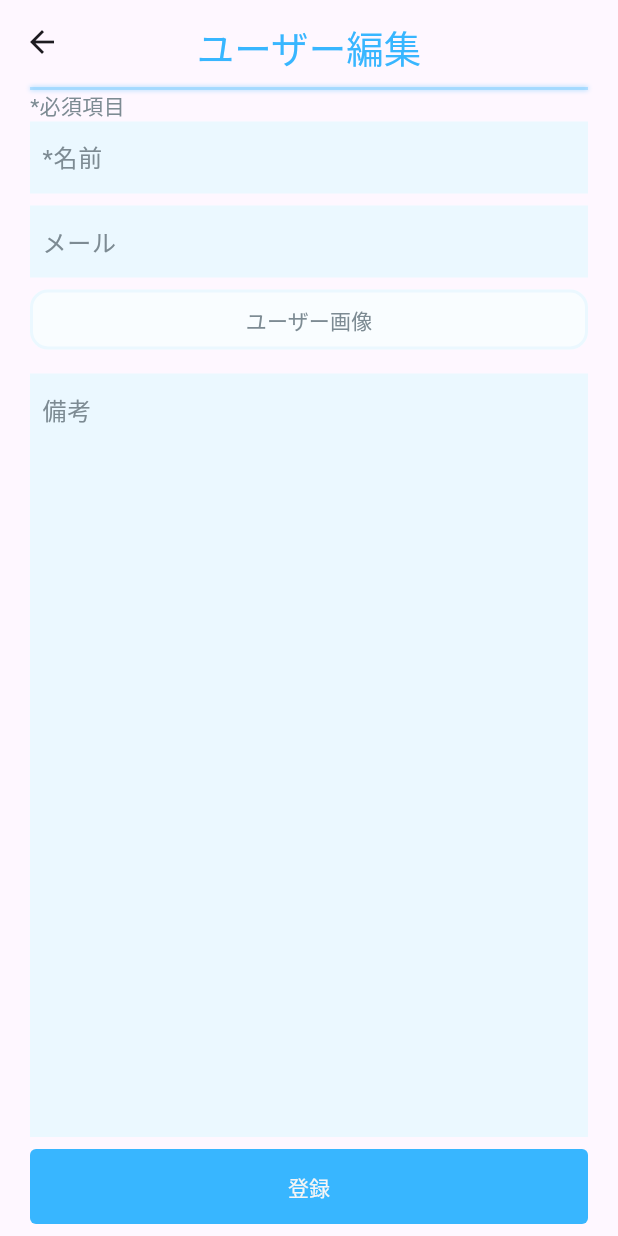
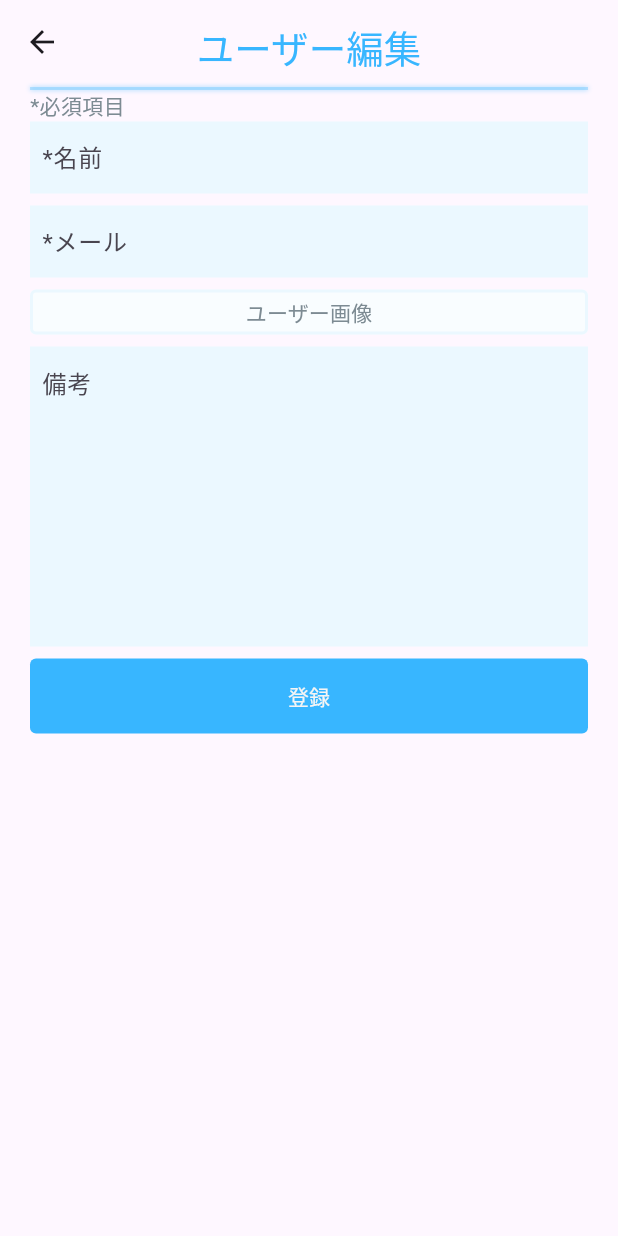
Before and after one commit to miz8462/kimikoe, a Flutter app: the EditUserScreen screen opened directly, on a phone screen of 412 x 824 dp. Run offline on Flutter 3.47's test engine with Material 3 defaults, Android fonts, the phone set to English and light mode, and no system bars; our stand-ins replace flutter_colorpicker, flutter_datetime_picker_plus, flutter_dotenv, flutter_riverpod, flutter_svg, gap and 4 more; accounts and stored records are empty; project files that could hold a hidden picture were left out.

Commit message:
ユーザー情報のアップデート実装

```diff
--- a/lib/models/user.dart
+++ b/lib/models/user.dart
@@ -1,13 +1,15 @@
-class User {
-  const User({
+import 'package:kimikoe_app/config/config.dart';
+
+class UserProfile {
+  const UserProfile({
     required this.name,
-    this.email,
-    this.imageUrl='d',
-    this.comment,
+    required this.email,
+    this.imageUrl = defaultPathNoImage,
+    this.comment = '',
   });
 
   final String name;
-  final String? email;
+  final String email;
   final String imageUrl;
-  final String? comment;
+  final String comment;
 }
--- a/lib/router/router.dart
+++ b/lib/router/router.dart
@@ -3,6 +3,7 @@
 import 'package:flutter/material.dart';
 import 'package:go_router/go_router.dart';
 import 'package:kimikoe_app/main.dart';
+import 'package:kimikoe_app/models/user.dart';
 import 'package:kimikoe_app/router/routing_path.dart';
 import 'package:kimikoe_app/screens/appbar/bottom_bar.dart';
 import 'package:kimikoe_app/screens/idol_group.dart';
@@ -140,8 +141,9 @@ final router = GoRouter(
                   path: RoutingPath.editUser,
                   name: RoutingPath.editUser,
                   pageBuilder: (context, state) {
+                    final user = state.extra as UserProfile;
                     return MaterialPage(
-                      child: EditUserScreen(),
+                      child: EditUserScreen(user: user),
                       key: state.pageKey,
                     );
                   },
--- a/lib/screens/post/edit_user.dart
+++ b/lib/screens/post/edit_user.dart
@@ -1,25 +1,102 @@
+import 'dart:io';
+
 import 'package:flutter/material.dart';
 import 'package:gap/gap.dart';
 import 'package:go_router/go_router.dart';
 import 'package:kimikoe_app/config/config.dart';
 import 'package:kimikoe_app/main.dart';
+import 'package:kimikoe_app/models/user.dart';
 import 'package:kimikoe_app/router/routing_path.dart';
 import 'package:kimikoe_app/screens/appbar/top_bar.dart';
+import 'package:kimikoe_app/utils/create_image_name_with_jpg.dart';
+import 'package:kimikoe_app/utils/validator/validator.dart';
+import 'package:kimikoe_app/widgets/buttons/image_input_button.dart';
 import 'package:kimikoe_app/widgets/buttons/styled_button.dart';
+import 'package:kimikoe_app/widgets/forms/expanded_text_form.dart';
+import 'package:kimikoe_app/widgets/forms/text_input_form.dart';
 
 class EditUserScreen extends StatefulWidget {
-  const EditUserScreen({super.key});
+  const EditUserScreen({
+    super.key,
+    this.user,
+  });
+  final UserProfile? user;
 
   @override
   State<EditUserScreen> createState() => _EditUserScreenState();
 }
 
 class _EditUserScreenState extends State<EditUserScreen> {
+  final _formKey = GlobalKey<FormState>();
+
+  var _enteredUserName = '';
+  var _enteredEmailAddress = '';
+  File? _selectedImage;
+  var _enteredComment = '';
+
   var _isSending = false;
+
+  String? _nameValidator(String? value) {
+    return textInputValidator(value, '名前');
+  }
+
+  // todo: ちゃんとメール用のValidatorを作る
+  String? _emailValidator(String? value) {
+    return textInputValidator(value, 'メール');
+  }
+
+  void _updateUserProfile() async {
+    setState(() {
+      _isSending = true;
+    });
+
+    if (_formKey.currentState!.validate()) {
+      _formKey.currentState!.save();
+    } else {
+      setState(() {
+        _isSending = false;
+      });
+      return;
+    }
+
+    // e.g. /aaa/bbb/ccc/image.png
+    final imagePathWithCreatedAtJPG = createImageNameWithJPG(_selectedImage);
+
+    final userId = supabase.auth.currentUser!.id;
+
+    await supabase.from('profiles').update({
+      'username': _enteredUserName,
+      'email': _enteredEmailAddress,
+      'image_url': _selectedImage == null
+          ? defaultPathNoImage
+          : imagePathWithCreatedAtJPG,
+      'comment': _enteredComment,
+    }).eq(
+      'id',
+      userId,
+    );
+
+    if (_selectedImage != null) {
+      await supabase.storage
+          .from('images')
+          .upload(imagePathWithCreatedAtJPG!, _selectedImage!);
+    }
+
+    setState(() {
+      _isSending = false;
+    });
+
+    if (!mounted) {
+      return;
+    }
+
+    context.pushReplacement('/group_list');
+  }
 
   @override
   Widget build(BuildContext context) {
     final currentUser = supabase.auth.currentUser;
+    final user = widget.user;
     if (currentUser == null) {
       //buildが終わる前に画面遷移をしようとするとエラーになるので
       //buildが終わった後に画面遷移を実行
@@ -27,12 +104,13 @@ class _EditUserScreenState extends State<EditUserScreen> {
         context.go(RoutingPath.signIn);
       });
     }
-    final userData = currentUser!.userMetadata;
-    print(userData);
+
     return Scaffold(
       appBar: TopBar(title: 'ユーザー編集'),
       body: Padding(
         padding: screenPadding,
+        child: Form(
+          key: _formKey,
           child: Column(
             crossAxisAlignment: CrossAxisAlignment.start,
             children: [
@@ -40,81 +118,47 @@ class _EditUserScreenState extends State<EditUserScreen> {
                 '*必須項目',
                 style: TextStyle(color: textGray),
               ),
-            Container(
-              color: backgroundLightBlue,
-              child: TextFormField(
-                decoration: const InputDecoration(
-                  border: InputBorder.none,
-                  hintText: '*名前',
-                  hintStyle: TextStyle(color: textGray),
-                  contentPadding: EdgeInsets.only(left: spaceWidthS),
-                ),
-                controller: TextEditingController(),
-              ),
+              InputForm(
+                initialValue: user?.name,
+                label: '*名前',
+                validator: _nameValidator,
+                onSaved: (value) {
+                  _enteredUserName = value!;
+                },
               ),
               const Gap(spaceWidthS),
-            Container(
-              color: backgroundLightBlue,
-              child: TextFormField(
-                decoration: const InputDecoration(
-                  border: InputBorder.none,
-                  hintText: 'メール',
-                  hintStyle: TextStyle(color: textGray),
-                  contentPadding: EdgeInsets.only(left: spaceWidthS),
-                ),
-                controller: TextEditingController(),
-              ),
+              InputForm(
+                initialValue: user?.email,
+                label: '*メール',
+                validator: _emailValidator,
+                onSaved: (value) {
+                  _enteredEmailAddress = value!;
+                },
               ),
               const Gap(spaceWidthS),
-
-            SizedBox(
-              height: 40,
-              child: OutlinedButton(
-                onPressed: () {},
-                style: OutlinedButton.styleFrom(
-                  backgroundColor: backgroundWhite,
-                  shape: RoundedRectangleBorder(
-                    borderRadius: borderRadius8,
+              ImageInput(
+                onPickImage: (image) {
+                  _selectedImage = image;
+                },
+                label: 'ユーザー画像',
               ),
-                  side: const BorderSide(
-                      color: backgroundLightBlue, width: borderWidth),
-                  fixedSize: const Size.fromWidth(double.maxFinite),
-                ),
-                child: const Text(
-                  'ユーザー画像',
-                  style: TextStyle(
-                    color: textGray,
-                  ),
-                ),
-              ),
-            ),
-            const Gap(spaceWidthS),
 
               const Gap(spaceWidthS),
               // 備考欄
-            Expanded(
-              child: Container(
-                color: backgroundLightBlue,
-                child: TextFormField(
-                  decoration: const InputDecoration(
-                    border: InputBorder.none,
-                    hintText: '備考',
-                    hintStyle: TextStyle(
-                      color: textGray,
-                      height: 0,
-                    ),
-                    contentPadding: EdgeInsets.only(left: spaceWidthS),
-                  ),
-                  controller: TextEditingController(),
-                  maxLines: null,
-                ),
-              ),
+              ExpandedTextForm(
+                initialValue: user?.comment,
+                onTextChanged: (value) {
+                  setState(() {
+                    _enteredComment = value!;
+                  });
+                },
+                label: '備考',
               ),
               const Gap(spaceWidthS),
               // 登録ボタン
               StyledButton(
                 '登録',
-              onPressed: () => context.push(RoutingPath.userDetails),
+                onPressed: _isSending ? null : _updateUserProfile,
                 isSending: _isSending,
                 buttonSize: buttonL,
               ),
@@ -122,6 +166,7 @@ class _EditUserScreenState extends State<EditUserScreen> {
             ],
           ),
         ),
+      ),
     );
   }
 }
--- a/lib/widgets/forms/expanded_text_form.dart
+++ b/lib/widgets/forms/expanded_text_form.dart
@@ -2,14 +2,12 @@ import 'package:flutter/material.dart';
 import 'package:kimikoe_app/config/config.dart';
 
 class ExpandedTextForm extends StatefulWidget {
-  const ExpandedTextForm({
-    super.key,
-    this.label,
-    required this.onTextChanged,
-  });
+  const ExpandedTextForm(
+      {super.key, this.label, required this.onTextChanged, this.initialValue});
 
   final String? label;
   final ValueChanged<String?> onTextChanged;
+  final String? initialValue;
 
   @override
   State<ExpandedTextForm> createState() => _ExpandedTextFormState();
@@ -24,6 +22,7 @@ class _ExpandedTextFormState extends State<ExpandedTextForm> {
       height: 200,
       color: backgroundLightBlue,
       child: TextFormField(
+        initialValue: widget.initialValue,
         decoration: InputDecoration(
           border: noBorder,
           label: Text(widget.label!),
--- a/lib/widgets/forms/text_input_form.dart
+++ b/lib/widgets/forms/text_input_form.dart
@@ -7,17 +7,20 @@ class InputForm extends StatelessWidget {
     required this.label,
     required this.validator,
     required this.onSaved,
+    this.initialValue,
   });
 
   final String label;
   final String? Function(String?) validator;
   final void Function(String?) onSaved;
+  final String? initialValue;
 
   @override
   Widget build(BuildContext context) {
     return Container(
       color: backgroundLightBlue,
       child: TextFormField(
+        initialValue: initialValue,
         decoration: InputDecoration(
           border: InputBorder.none,
           label: Text(label),
```
Also changed, not shown: lib/screens/user.dart (+5 -3 lines). Lines whose indentation alone changed are shown as unchanged.
